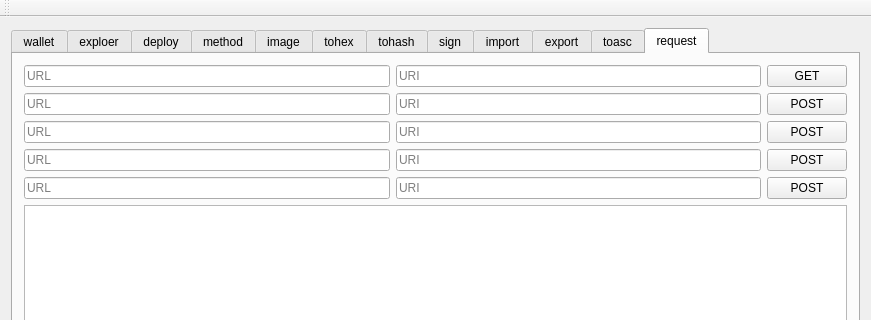
Above: MainWindow.ui from t2dk49580/OriginWallet before the change; both pictures show x 0 to 871 and y 0 to 320 of the 871 by 600 pixel window. Below: the same form after it.
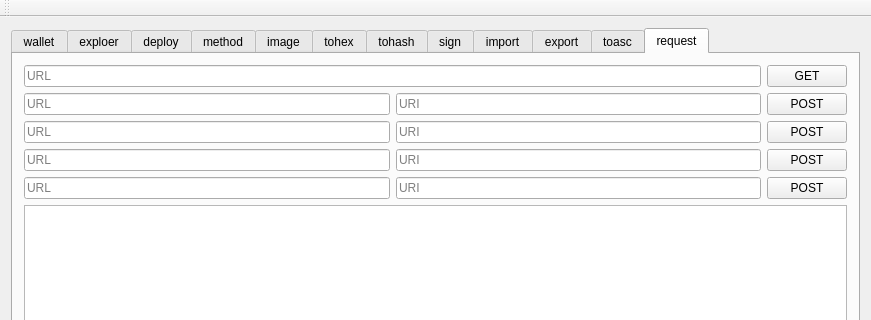
That is the form after the change. The open tabs and pages were chosen to show the change.

What changed in the file:
```diff
--- a/MainWindow.ui
+++ b/MainWindow.ui
@@ -1017,20 +1017,6 @@
         <string>request</string>
        </attribute>
        <layout class="QGridLayout" name="gridLayout_13">
-        <item row="0" column="0">
-         <widget class="QLineEdit" name="le_geturl_req">
-          <property name="placeholderText">
-           <string>URL</string>
-          </property>
-         </widget>
-        </item>
-        <item row="0" column="1">
-         <widget class="QLineEdit" name="le_geturi_req">
-          <property name="placeholderText">
-           <string>URI</string>
-          </property>
-         </widget>
-        </item>
         <item row="0" column="2">
          <widget class="QPushButton" name="pb_get_req">
           <property name="text">
@@ -1137,6 +1123,13 @@
         <item row="5" column="0" colspan="3">
          <widget class="QTextBrowser" name="tb_req"/>
         </item>
+        <item row="0" column="0" colspan="2">
+         <widget class="QLineEdit" name="le_geturl_req">
+          <property name="placeholderText">
+           <string>URL</string>
+          </property>
+         </widget>
+        </item>
        </layout>
       </widget>
      </widget>
```
